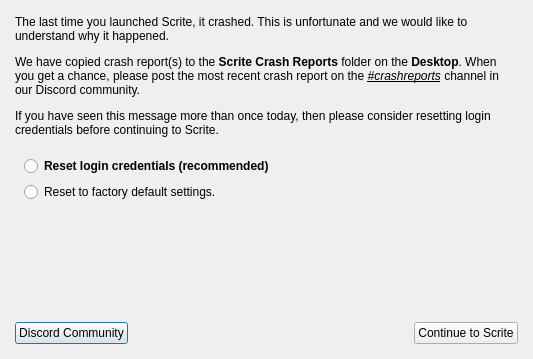
Old version of the form 3rdparty/crashpad/CrashRecoveryDialog.ui in the repository teriflix/scrite.
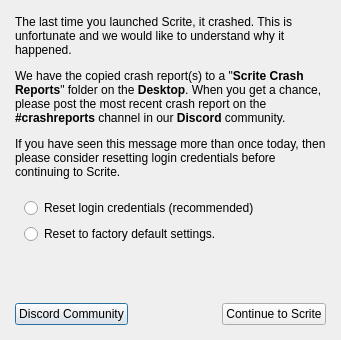
New version of the form.

Commit message: NewFeature: Join Discord Prompt

```diff
--- a/3rdparty/crashpad/CrashRecoveryDialog.ui
+++ b/3rdparty/crashpad/CrashRecoveryDialog.ui
@@ -2,20 +2,6 @@
 <ui version="4.0">
  <class>CrashRecoveryDialog</class>
  <widget class="QDialog" name="CrashRecoveryDialog">
-  <property name="geometry">
-   <rect>
-    <x>0</x>
-    <y>0</y>
-    <width>533</width>
-    <height>359</height>
-   </rect>
-  </property>
-  <property name="sizePolicy">
-   <sizepolicy hsizetype="Fixed" vsizetype="Fixed">
-    <horstretch>0</horstretch>
-    <verstretch>0</verstretch>
-   </sizepolicy>
-  </property>
   <property name="windowTitle">
    <string>Crash Recovery - Scrite</string>
   </property>
@@ -38,7 +24,7 @@
    <item>
     <widget class="QLabel" name="label">
      <property name="text">
-      <string>&lt;html&gt;&lt;head/&gt;&lt;body&gt;&lt;p&gt;The last time you launched Scrite, it crashed. This is unfortunate and we would like to understand why it happened. &lt;/p&gt;&lt;p&gt;We have copied crash report(s) to the &lt;span style=&quot; font-weight:700;&quot;&gt;Scrite Crash Reports&lt;/span&gt; folder on the &lt;span style=&quot; font-weight:700;&quot;&gt;Desktop&lt;/span&gt;. When you get a chance, please post the most recent crash report on the &lt;span style=&quot; font-style:italic; text-decoration: underline;&quot;&gt;#crashreports&lt;/span&gt; channel in our Discord community.&lt;/p&gt;&lt;p&gt;If you have seen this message more than once today, then please consider resetting login credentials before continuing to Scrite.&lt;/p&gt;&lt;/body&gt;&lt;/html&gt;</string>
+      <string>&lt;html&gt;&lt;head/&gt;&lt;body&gt;&lt;p&gt;The last time you launched Scrite, it crashed. This is unfortunate and we would like to understand why it happened. &lt;/p&gt;&lt;p&gt;We have the copied crash report(s) to a &amp;quot;&lt;span style=&quot; font-weight:700;&quot;&gt;Scrite Crash Reports&lt;/span&gt;&amp;quot; folder on the &lt;span style=&quot; font-weight:700;&quot;&gt;Desktop&lt;/span&gt;. When you get a chance, please post the most recent crash report on the &lt;span style=&quot; font-weight:700;&quot;&gt;#crashreports&lt;/span&gt; channel in our &lt;span style=&quot; font-weight:700;&quot;&gt;Discord&lt;/span&gt; community.&lt;/p&gt;&lt;p&gt;If you have seen this message more than once today, then please consider resetting login credentials before continuing to Scrite.&lt;/p&gt;&lt;/body&gt;&lt;/html&gt;</string>
      </property>
      <property name="wordWrap">
       <bool>true</bool>
@@ -52,7 +38,7 @@
        <widget class="QRadioButton" name="resetLoginCredsOption">
         <property name="font">
          <font>
-          <bold>true</bold>
+          <bold>false</bold>
          </font>
         </property>
         <property name="text">
```
The commit also changes 11 other files.
